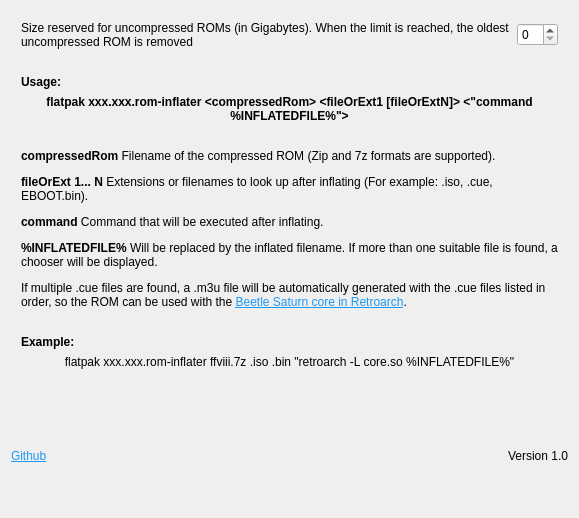
Qt form rom-inflater/maindialog.ui (ramzeto/rom-inflater) before a commit.
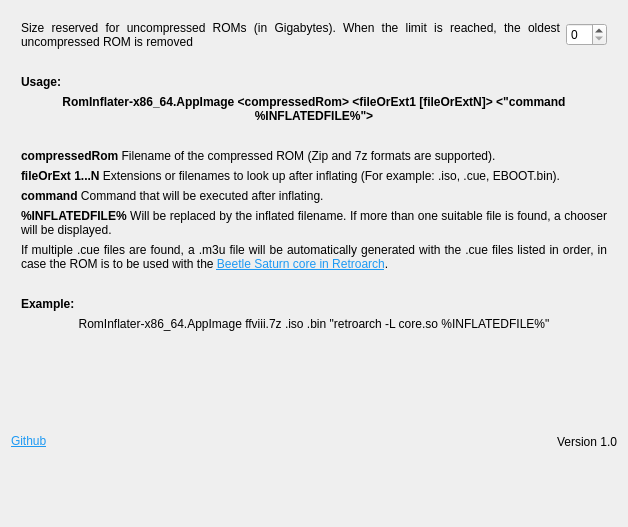
The same form after that commit.

Commit message: Adds requirements for AppImage distribution. Adds the README.

```diff
--- a/rom-inflater/maindialog.ui
+++ b/rom-inflater/maindialog.ui
@@ -6,8 +6,8 @@
    <rect>
     <x>0</x>
     <y>0</y>
-    <width>579</width>
-    <height>518</height>
+    <width>628</width>
+    <height>527</height>
    </rect>
   </property>
   <property name="sizePolicy">
@@ -48,7 +48,7 @@
           </sizepolicy>
          </property>
          <property name="text">
-          <string>&lt;html&gt;&lt;head/&gt;&lt;body&gt;&lt;p&gt;Size reserved for uncompressed ROMs (in Gigabytes). When the limit is reached, the oldest uncompressed ROM is removed&lt;/p&gt;&lt;/body&gt;&lt;/html&gt;</string>
+          <string>&lt;html&gt;&lt;head/&gt;&lt;body&gt;&lt;p align=&quot;justify&quot;&gt;Size reserved for uncompressed ROMs (in Gigabytes). When the limit is reached, the oldest uncompressed ROM is removed&lt;/p&gt;&lt;/body&gt;&lt;/html&gt;</string>
          </property>
          <property name="wordWrap">
           <bool>true</bool>
@@ -86,7 +86,7 @@
      <item>
       <widget class="QLabel" name="label_5">
        <property name="text">
-        <string>&lt;html&gt;&lt;head/&gt;&lt;body&gt;&lt;p align=&quot;center&quot;&gt;&lt;span style=&quot; font-weight:600;&quot;&gt;flatpak xxx.xxx.rom-inflater &amp;lt;compressedRom&amp;gt; &amp;lt;fileOrExt1 [fileOrExtN]&amp;gt; &amp;lt;&amp;quot;command %INFLATEDFILE%&amp;quot;&amp;gt;&lt;/span&gt;&lt;/p&gt;&lt;/body&gt;&lt;/html&gt;</string>
+        <string>&lt;html&gt;&lt;head/&gt;&lt;body&gt;&lt;p align=&quot;center&quot;&gt;&lt;span style=&quot; font-weight:600;&quot;&gt;RomInflater-x86_64.AppImage &amp;lt;compressedRom&amp;gt; &amp;lt;fileOrExt1 [fileOrExtN]&amp;gt; &amp;lt;&amp;quot;command %INFLATEDFILE%&amp;quot;&amp;gt;&lt;/span&gt;&lt;/p&gt;&lt;/body&gt;&lt;/html&gt;</string>
        </property>
        <property name="scaledContents">
         <bool>false</bool>
@@ -115,16 +115,62 @@
        </property>
       </spacer>
      </item>
+     <item>
+      <widget class="QLabel" name="label">
+       <property name="sizePolicy">
+        <sizepolicy hsizetype="Preferred" vsizetype="Preferred">
+         <horstretch>0</horstretch>
+         <verstretch>0</verstretch>
+        </sizepolicy>
+       </property>
+       <property name="text">
+        <string>&lt;html&gt;&lt;head/&gt;&lt;body&gt;&lt;p align=&quot;justify&quot;&gt;&lt;span style=&quot; font-weight:600;&quot;&gt;compressedRom&lt;/span&gt; Filename of the compressed ROM (Zip and 7z formats are supported).&lt;/p&gt;&lt;/body&gt;&lt;/html&gt;</string>
+       </property>
+       <property name="wordWrap">
+        <bool>true</bool>
+       </property>
+      </widget>
+     </item>
+     <item>
+      <widget class="QLabel" name="label_3">
+       <property name="text">
+        <string>&lt;html&gt;&lt;head/&gt;&lt;body&gt;&lt;p align=&quot;justify&quot;&gt;&lt;span style=&quot; font-weight:600;&quot;&gt;fileOrExt 1...N&lt;/span&gt; Extensions or filenames to look up after inflating (For example: .iso, .cue, EBOOT.bin).&lt;/p&gt;&lt;/body&gt;&lt;/html&gt;</string>
+       </property>
+       <property name="wordWrap">
+        <bool>true</bool>
+       </property>
+      </widget>
+     </item>
+     <item>
+      <widget class="QLabel" name="label_10">
+       <property name="text">
+        <string>&lt;html&gt;&lt;head/&gt;&lt;body&gt;&lt;p align=&quot;justify&quot;&gt;&lt;span style=&quot; font-weight:600;&quot;&gt;command&lt;/span&gt; Command that will be executed after inflating.&lt;/p&gt;&lt;/body&gt;&lt;/html&gt;</string>
+       </property>
+       <property name="wordWrap">
+        <bool>true</bool>
+       </property>
+      </widget>
+     </item>
+     <item>
+      <widget class="QLabel" name="label_11">
+       <property name="text">
+        <string>&lt;html&gt;&lt;head/&gt;&lt;body&gt;&lt;p align=&quot;justify&quot;&gt;&lt;span style=&quot; font-weight:600;&quot;&gt;%INFLATEDFILE%&lt;/span&gt; Will be replaced by the inflated filename. If more than one suitable file is found, a chooser will be displayed.&lt;/p&gt;&lt;/body&gt;&lt;/html&gt;</string>
+       </property>
+       <property name="wordWrap">
+        <bool>true</bool>
+       </property>
+      </widget>
+     </item>
      <item>
       <widget class="QLabel" name="label_7">
        <property name="sizePolicy">
-        <sizepolicy hsizetype="Expanding" vsizetype="Preferred">
+        <sizepolicy hsizetype="Preferred" vsizetype="Preferred">
          <horstretch>0</horstretch>
          <verstretch>0</verstretch>
         </sizepolicy>
        </property>
        <property name="text">
-        <string>&lt;html&gt;&lt;head/&gt;&lt;body&gt;&lt;p&gt;&lt;span style=&quot; font-weight:600;&quot;&gt;compressedRom&lt;/span&gt; Filename of the compressed ROM (Zip and 7z formats are supported).&lt;/p&gt;&lt;p&gt;&lt;span style=&quot; font-weight:600;&quot;&gt;fileOrExt 1... N&lt;/span&gt; Extensions or filenames to look up after inflating (For example: .iso, .cue, EBOOT.bin).&lt;/p&gt;&lt;p&gt;&lt;span style=&quot; font-weight:600;&quot;&gt;command&lt;/span&gt; Command that will be executed after inflating.&lt;/p&gt;&lt;p&gt;&lt;span style=&quot; font-weight:600;&quot;&gt;%INFLATEDFILE%&lt;/span&gt; Will be replaced by the inflated filename. If more than one suitable file is found, a chooser will be displayed.&lt;/p&gt;&lt;p&gt;If multiple .cue files are found, a .m3u file will be automatically generated with the .cue files listed in order, so the ROM can be used with the &lt;a href=&quot;https://docs.libretro.com/library/beetle_saturn/&quot;&gt;&lt;span style=&quot; text-decoration: underline; color:#1d99f3;&quot;&gt;Beetle Saturn core in Retroarch&lt;/span&gt;&lt;/a&gt;.&lt;/p&gt;&lt;/body&gt;&lt;/html&gt;</string>
+        <string>&lt;html&gt;&lt;head/&gt;&lt;body&gt;&lt;p align=&quot;justify&quot;&gt;If multiple .cue files are found, a .m3u file will be automatically generated with the .cue files listed in order, in case the ROM is to be used with the &lt;a href=&quot;https://docs.libretro.com/library/beetle_saturn/&quot;&gt;&lt;span style=&quot; text-decoration: underline; color:#1d99f3;&quot;&gt;Beetle Saturn core in Retroarch&lt;/span&gt;&lt;/a&gt;.&lt;/p&gt;&lt;/body&gt;&lt;/html&gt;</string>
        </property>
        <property name="wordWrap">
         <bool>true</bool>
@@ -160,7 +206,7 @@
      <item>
       <widget class="QLabel" name="label_8">
        <property name="text">
-        <string>&lt;html&gt;&lt;head/&gt;&lt;body&gt;&lt;p align=&quot;center&quot;&gt;flatpak xxx.xxx.rom-inflater ffviii.7z .iso .bin &amp;quot;retroarch -L core.so %INFLATEDFILE%&amp;quot;&lt;/p&gt;&lt;/body&gt;&lt;/html&gt;</string>
+        <string>&lt;html&gt;&lt;head/&gt;&lt;body&gt;&lt;p align=&quot;center&quot;&gt;RomInflater-x86_64.AppImage ffviii.7z .iso .bin &amp;quot;retroarch -L core.so %INFLATEDFILE%&amp;quot;&lt;/p&gt;&lt;/body&gt;&lt;/html&gt;</string>
        </property>
        <property name="wordWrap">
         <bool>true</bool>
```
Left out of the diff: 5 changed lines with no effect on the pictures. The commit also changes 11 other files.
